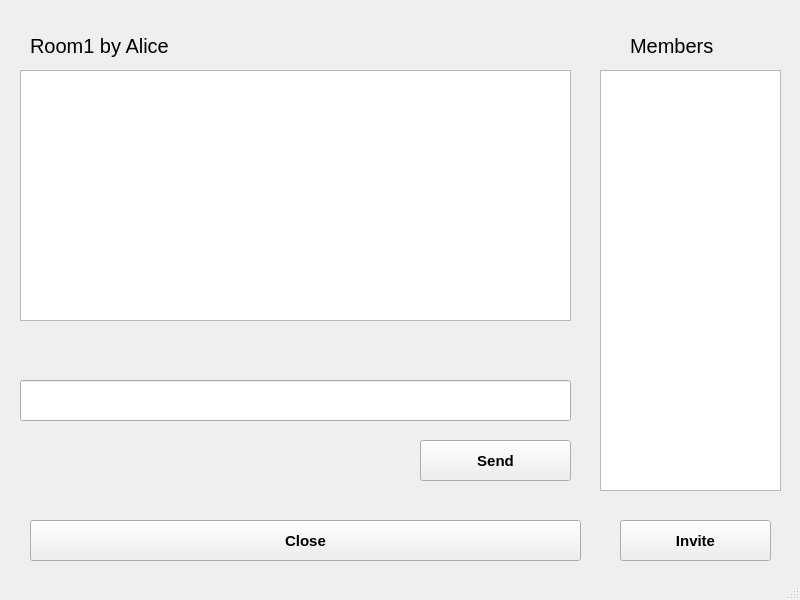
Old version of the form Windows/GroupChat.ui in the repository JoeCheong23/Python-Chatting-Program.
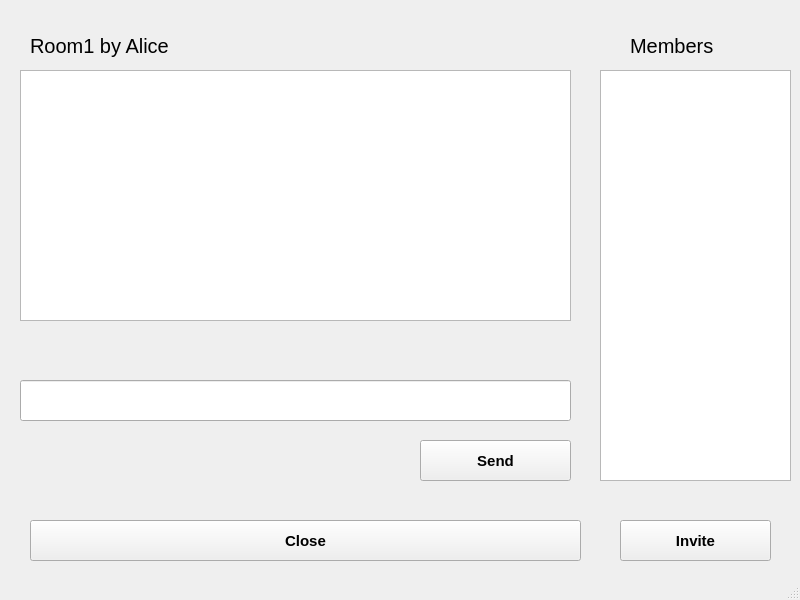
New version of the form.

Commit message: FEAT switching between chat list page and chat pages

The edit to the form file:
```diff
--- a/Windows/GroupChat.ui
+++ b/Windows/GroupChat.ui
@@ -60,16 +60,6 @@
      <string>Members</string>
     </property>
    </widget>
-   <widget class="QTextBrowser" name="groupchat_members_textbrowser">
-    <property name="geometry">
-     <rect>
-      <x>600</x>
-      <y>70</y>
-      <width>181</width>
-      <height>421</height>
-     </rect>
-    </property>
-   </widget>
    <widget class="QLineEdit" name="groupchat_textfield">
     <property name="geometry">
      <rect>
@@ -128,6 +118,16 @@
      <string>Invite</string>
     </property>
    </widget>
+   <widget class="QListWidget" name="groupchat_members_list">
+    <property name="geometry">
+     <rect>
+      <x>600</x>
+      <y>70</y>
+      <width>191</width>
+      <height>411</height>
+     </rect>
+    </property>
+   </widget>
   </widget>
   <widget class="QStatusBar" name="statusbar"/>
  </widget>
```
The commit also changes 3 other files.
